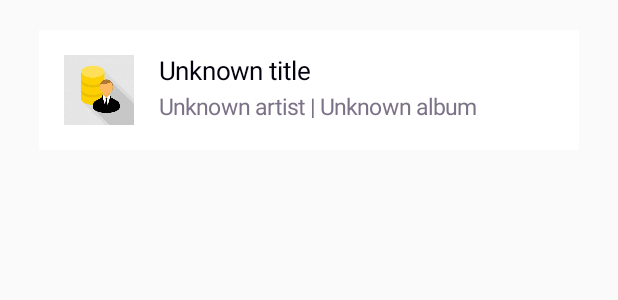
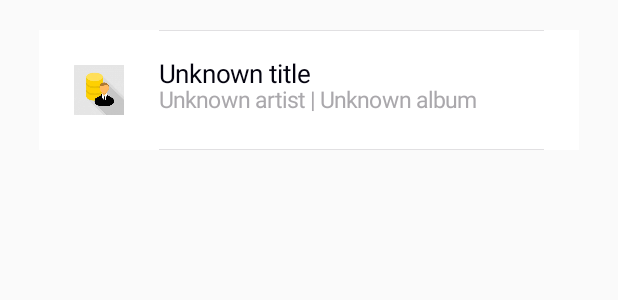
Before and after one commit to Dunloop26/MusicPlayer, an Android app: the layout activity_test.xml on its own in the app's theme, with its tools: preview values and no code run, on a phone screen of 412 x 824 dp. Shown: the top 300 px of the screen. Run offline under Robolectric (Android 15) with nearby library versions, the phone set to English and light mode, and no system bars.

Commit message:
UPDATE: UI V1.0.2 SongFileView V1.2.3

```diff
--- a/app/src/main/java/com/example/musicplayer/views/SongFileView.java
+++ b/app/src/main/java/com/example/musicplayer/views/SongFileView.java
@@ -34,10 +34,11 @@ public class SongFileView extends View {
 	private int _backgroundDisplayColor;
 	private int _fontDisplayTitleColor;
 	private int _fontDisplayArtistAlbumColor;
+	private float _imageMargin;
 
 	private float _defaultNameTextSize = 42f;
 	private float _defaultArtistAlbumTextSize = 35f;
-	private float _imageMargin = 25f;
+	private float _defaultImageMargin = 35f;
 
 	private File _referenceFile;
 
@@ -45,6 +46,8 @@ public class SongFileView extends View {
 	private Rect _drawingRect;
 
 	private Bitmap _image;
+
+	private int _imageSize;
 
 	public SongFileView(Context context) {
 		super(context);
@@ -81,7 +84,7 @@ public class SongFileView extends View {
 			_fontDisplayTitleColor = typedArray.getColor(R.styleable.SongFileView_fontDisplayColor, getResources().getColor(R.color.colorLightModePrimaryText));
 			_fontDisplayArtistAlbumColor = typedArray.getColor(R.styleable.SongFileView_fontDisplayColor, getResources().getColor(R.color.colorLightModeSecundaryText));
 
-			_imageMargin = typedArray.getFloat(R.styleable.SongFileView_imageMargin, 25f);
+			_imageMargin = typedArray.getFloat(R.styleable.SongFileView_imageMargin, _defaultImageMargin);
 
 		} finally {
 			typedArray.recycle();
@@ -114,8 +117,8 @@ public class SongFileView extends View {
 					getViewTreeObserver().removeOnGlobalLayoutListener(this);
 				else
 					getViewTreeObserver().removeGlobalOnLayoutListener(this);
-				int imageSize = getMeasuredHeight() - ((int) (_imageMargin * 2));
-				_image = getResizeBitMap(_image, imageSize, imageSize);
+				_imageSize = getHeight() - ((int) (_imageMargin * 2));
+				_image = getResizeBitMap(_image, _imageSize, _imageSize);
 			}
 
 		});
@@ -127,7 +130,6 @@ public class SongFileView extends View {
 		super.onDraw(canvas);
 
 		_painter.setColor(_backgroundDisplayColor);
-		int height = _image.getHeight();
 
 		getDrawingRect(_drawingRect);
 		canvas.drawRect(_drawingRect, _painter);
@@ -136,18 +138,19 @@ public class SongFileView extends View {
 		_painter.setTextAlign(Paint.Align.LEFT);
 		_painter.setTextSize(_nameTextSize);
 		canvas.drawBitmap(_image, _imageMargin, _imageMargin, null);
-
-		Log.d("NullReference", _fileDisplayTitle+"");
-		canvas.drawText(_fileDisplayTitle, _image.getWidth() + ((int) (_imageMargin * 2)),
-				((height / 4f) + _imageMargin) + (height * 0.1f),
+		canvas.drawText(_fileDisplayTitle, _imageSize + ((int) (_imageMargin * 2)),
+				((_imageSize / 4f) + _imageMargin) + (_imageSize * 0.1f),
 				_painter);
 
+		_painter.setColor(_fontDisplayArtistAlbumColor);
+		_painter.setStrokeWidth(0.7f);
+		canvas.drawLine(getHeight(), 0f, getWidth() - _imageMargin, 0f, _painter);
+		canvas.drawLine(getHeight(), getHeight(), getWidth() - _imageMargin, getHeight(), _painter);
 
-		_painter.setColor(_fontDisplayArtistAlbumColor);
 		_painter.setTextSize(_artistAlbumNameTextSize);
 		canvas.drawText(String.format("%s | %s", _fileDisplayArtistName,_fileDisplayAlbumName),
-				_image.getWidth() + ((int) (_imageMargin * 2)),
-				(((height / 4f) + (height / 2f)) + _imageMargin) + (height * 0.1f),
+				_imageSize + ((int) (_imageMargin * 2)),
+				(((_imageSize / 4f) + (_imageSize / 2f)) + _imageMargin) + (_imageSize * 0.1f),
 				_painter);
 	}
 
--- a/app/src/main/res/values/colors.xml
+++ b/app/src/main/res/values/colors.xml
@@ -2,7 +2,7 @@
 <resources>
     <color name="colorLightModeBackground">#ffffff</color>
     <color name="colorLightModePrimaryText">#04030F</color>
-    <color name="colorLightModeSecundaryText">#7C7287</color>
+    <color name="colorLightModeSecundaryText">#AAA8AC</color>
     <color name="colorLightModeIcon">#EE964B</color>
 
 
```
Also changed, not shown: app/src/main/res/layout/activity_main.xml (+9 -10 lines).
